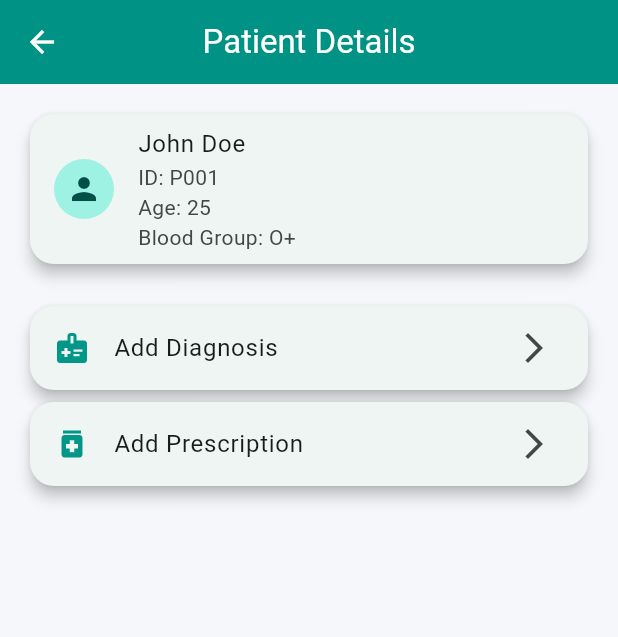
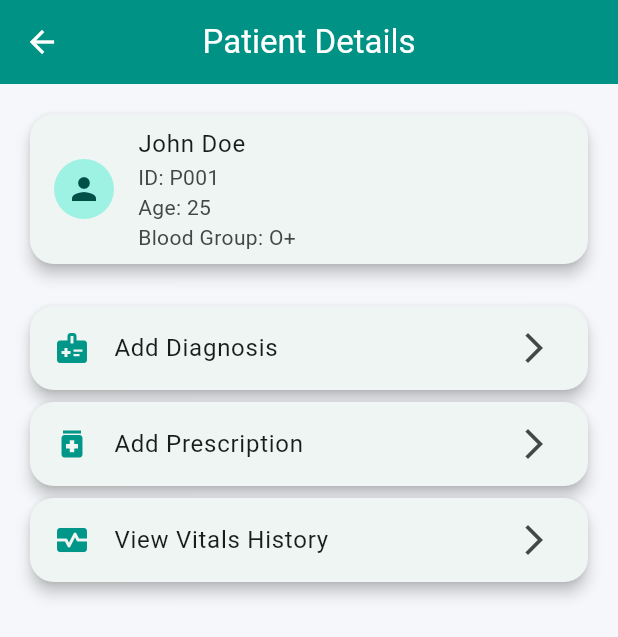
Before and after one commit to sanvithskotian/NurseCare, a Flutter app: the DoctorPatientDetailsScreen screen opened directly, on a phone screen of 412 x 824 dp. Shown: the top 637 px of the screen. Run offline on Flutter 3.47's test engine with Material 3 defaults, Android fonts, the phone set to English and light mode, and no system bars.

Commit message:
Add vitals history access for doctor

```diff
--- a/lib/screens/doctor/doctor_patient_details_screen.dart
+++ b/lib/screens/doctor/doctor_patient_details_screen.dart
@@ -2,6 +2,7 @@ import 'package:flutter/material.dart';
 import '../../services/dummy_data.dart';
 import 'doctor_prescription_screen.dart';
 import 'doctor_diagnosis_screen.dart';
+import '../nurse/vitals_screen.dart';
 
 class DoctorPatientDetailsScreen extends StatelessWidget {
   const DoctorPatientDetailsScreen({super.key});
@@ -41,6 +42,12 @@ class DoctorPatientDetailsScreen extends StatelessWidget {
             Icons.medication,
             const DoctorPrescriptionScreen(),
           ),
+          _actionCard(
+            context,
+            "View Vitals History",
+            Icons.monitor_heart,
+            const VitalsScreen(),
+          ),
         ],
       ),
     );
```
